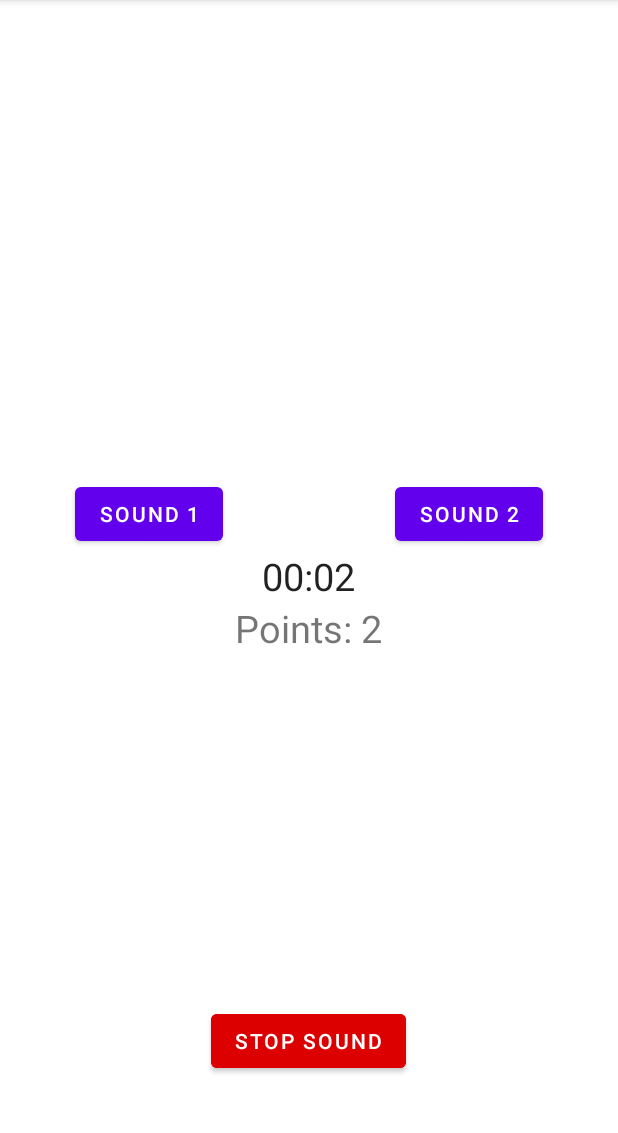
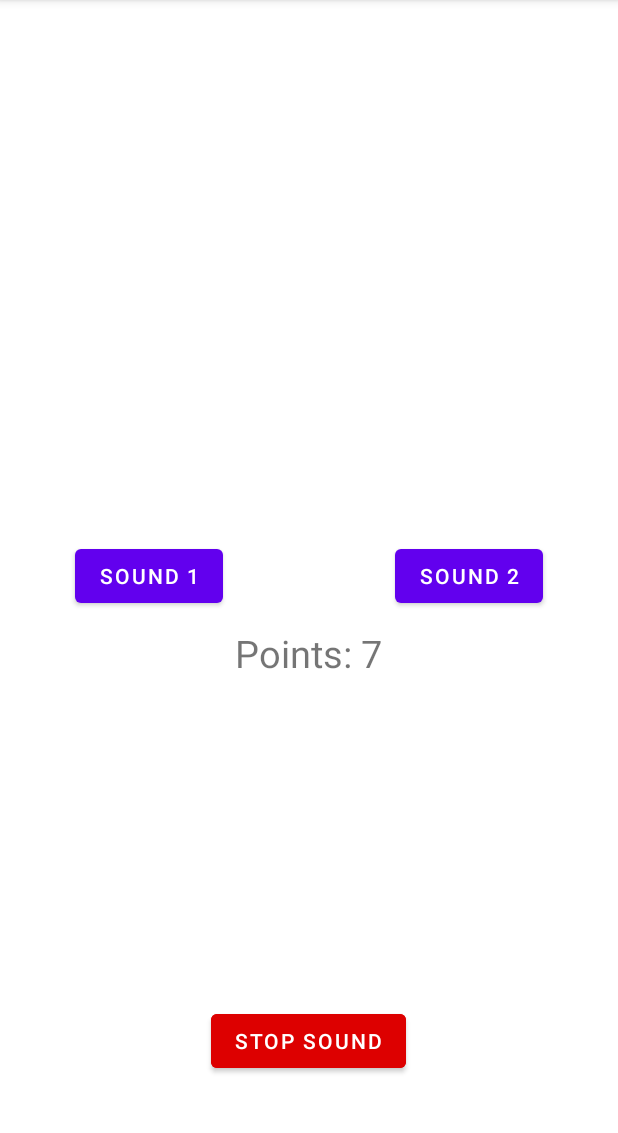
Before and after one commit to DaFaack/countupTest, an Android app: the screen it shows after launch (MainActivity), after a tap on "STOP SOUND", on a phone screen of 412 x 824 dp, the part 84-1217 px from its top. Run offline under Robolectric (Android 15) with nearby library versions, the phone set to English and light mode, and no system bars; 2 other taps on this screen came first.

Commit message:
Überarbeitet

```diff
--- a/app/src/main/java/com/example/stopwatchtest/MainActivity.java
+++ b/app/src/main/java/com/example/stopwatchtest/MainActivity.java
@@ -3,12 +3,15 @@ package com.example.stopwatchtest;
 
 import android.media.MediaPlayer;
 import android.os.Bundle;
+import android.os.CountDownTimer;
 import android.os.Handler;
 import android.os.SystemClock;
+import android.util.Log;
 import android.view.View;
 import android.widget.Button;
 import android.widget.Chronometer;
 import android.widget.TextView;
+import android.widget.Toast;
 
 import androidx.appcompat.app.AppCompatActivity;
 
@@ -17,11 +20,11 @@ import java.util.TimerTask;
 
 public class MainActivity extends AppCompatActivity {
 
-    private long timeWhenStopped = 0;
-    private Chronometer chronometer;
     TextView punkte;
     Button sound1, sound2, stopsound;
     MediaPlayer mp;
+    CountDownTimer timer;
+    int seconds, allPoints;
     @Override
     protected void onCreate(Bundle savedInstanceState) {
         super.onCreate(savedInstanceState);
@@ -32,7 +35,6 @@ public class MainActivity extends AppCompatActivity {
         stopsound = findViewById(R.id.stopbutton);
 
 
-        chronometer =  findViewById(R.id.chronometer);
         punkte =  findViewById(R.id.punkte);
 
 
@@ -43,8 +45,8 @@ public class MainActivity extends AppCompatActivity {
             mp.setOnCompletionListener(new MediaPlayer.OnCompletionListener() {
                 @Override
                 public void onCompletion(MediaPlayer mediaPlayer) {
-
-                    chronometer.stop();
+                    allPoints = seconds;
+                    timer.cancel();
                 }
             });
         });
@@ -56,8 +58,8 @@ public class MainActivity extends AppCompatActivity {
             mp.setOnCompletionListener(new MediaPlayer.OnCompletionListener() {
                 @Override
                 public void onCompletion(MediaPlayer mediaPlayer) {
-
-                    chronometer.stop();
+                    allPoints = seconds;
+                    timer.cancel();
                 }
             });
         });
@@ -67,7 +69,8 @@ public class MainActivity extends AppCompatActivity {
         stopsound.setOnClickListener(new View.OnClickListener() {
             @Override
             public void onClick(View view) {
-                chronometer.stop();
+                allPoints = seconds;
+                timer.cancel();
 
                 if(mp!=null){
                     mp.stop();
@@ -78,23 +81,30 @@ public class MainActivity extends AppCompatActivity {
         });
     }
 
-
     // the method for when we press the 'start' button
     public void startChonometer() {
-        chronometer.setOnChronometerTickListener(chronometer -> {
 
-            timeWhenStopped = chronometer.getBase() - SystemClock.elapsedRealtime();
-            int seconds =  (int) timeWhenStopped / 1000;
-            punkte.setText( "Points: " + Math.abs(seconds));
-        });
+        long totalSeconds = 30;
+        long intervalSeconds = 1;
 
-        chronometer.setBase(SystemClock.elapsedRealtime() + timeWhenStopped);
-        chronometer.start();
+        timer = new CountDownTimer(totalSeconds * 1000, intervalSeconds * 1000) {
 
+            public void onTick(long millisUntilFinished) {
 
+                seconds = allPoints + (int) ((totalSeconds * 1000 - millisUntilFinished) / 1000);
+                punkte.setText( "Points: " + seconds);
+            }
+
+            public void onFinish() {
+                Log.d( "done!", "Time's up!");
+            }
+
+        };
+        timer.start();
 
 
     }
 
 
+
 }
--- a/app/src/main/res/layout/activity_main.xml
+++ b/app/src/main/res/layout/activity_main.xml
@@ -7,30 +7,23 @@
     tools:context=".MainActivity">
 
 
-    <Chronometer
-        android:layout_width="wrap_content"
-        android:layout_height="wrap_content"
-        android:id="@+id/chronometer"
-        android:text="Large Text"
-        android:textSize="25sp"
-        android:layout_centerVertical="true"
-        android:layout_centerHorizontal="true" />
 
     <Button
         android:id="@+id/sound1"
         android:layout_width="wrap_content"
         android:layout_height="wrap_content"
-        android:layout_alignTop="@+id/sound2"
-        android:layout_marginLeft="50dp"
+        android:layout_alignParentStart="true"
+        android:layout_centerVertical="true"
+        android:layout_marginStart="50dp"
         android:text="sound 1" />
 
     <Button
         android:id="@+id/sound2"
         android:layout_width="wrap_content"
         android:layout_height="wrap_content"
-        android:layout_above="@+id/chronometer"
         android:layout_alignParentEnd="true"
         android:layout_marginEnd="50dp"
+        android:layout_centerVertical="true"
         android:text="sound 2" />
 
 
@@ -49,7 +42,9 @@
         android:layout_height="wrap_content"
         android:id="@+id/punkte"
         android:textSize="25sp"
-        android:layout_below="@+id/chronometer"
-        android:layout_centerHorizontal="true" />
+        android:layout_centerVertical="true"
+        android:layout_centerHorizontal="true"
+        android:layout_marginTop="10dp"
+        android:layout_below="@+id/sound1"/>
 
 </RelativeLayout>
```
